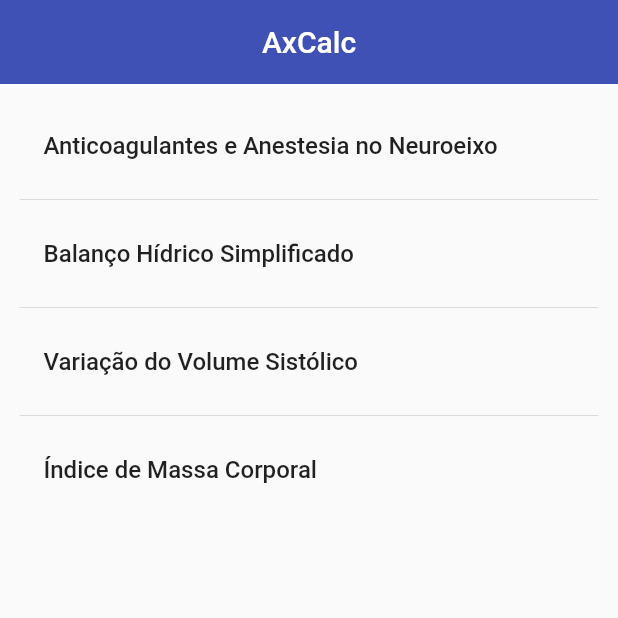
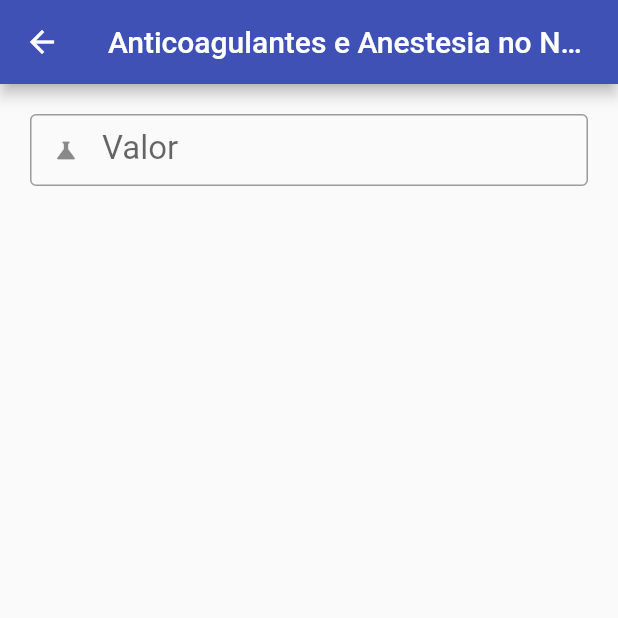
Before and after one commit to patrickkaic/AxCalc, a Flutter app: the screen it shows after launch, after a tap on "Anticoagulantes e Anestesia no Neuroeixo", on a phone screen of 412 x 824 dp, the top half of it. Run offline on Flutter 3.47's test engine with Material 2 defaults, Android fonts, the phone set to English and light mode, and no system bars.

Commit message:
added inputs and navigators

```diff
--- a/lib/home_page.dart
+++ b/lib/home_page.dart
@@ -1,4 +1,5 @@
 // ignore_for_file: prefer_const_constructors, unnecessary_import, implementation_imports, unused_import, prefer_const_constructors_in_immutables, use_key_in_widget_constructors, avoid_print
+import 'package:axcalc/pages/page_1.dart';
 import 'package:flutter/material.dart';
 import 'package:flutter/src/widgets/container.dart';
 import 'package:flutter/src/widgets/framework.dart';
@@ -56,6 +57,14 @@ class _HomePageState extends State<HomePage> {
     }
   }
 
+  showDetails(items) {
+    Navigator.push(
+        context,
+        MaterialPageRoute(
+          builder: (context) => PageDetails(items: items),
+        ));
+  }
+
   @override
   Widget build(BuildContext context) {
     return Scaffold(
@@ -79,14 +88,13 @@ class _HomePageState extends State<HomePage> {
             selected: select.contains(items[index]),
             selectedTileColor: Colors.blue[50],
             onLongPress: (() {
-              setState(
-                () {
-                  (select.contains(items[index]))
-                      ? select.remove(items[index])
-                      : select.add(items[index]);
-                },
-              );
+              setState(() {
+                (select.contains(items[index]))
+                    ? select.remove(items[index])
+                    : select.add(items[index]);
+              });
             }),
+            onTap: () => showDetails(items[index]),
           );
         }),
         separatorBuilder: ((context, index) => const Divider()),
--- /dev/null
+++ b/lib/pages/page_1.dart
@@ -0,0 +1,54 @@
+// ignore_for_file: prefer_const_constructors_in_immutables, must_be_immutable, prefer_typing_uninitialized_variables, prefer_const_literals_to_create_immutables, sort_child_properties_last, prefer_const_constructors
+
+import 'package:flutter/material.dart';
+import 'package:flutter/services.dart';
+
+class PageDetails extends StatefulWidget {
+  final items;
+  PageDetails({Key? key, required this.items}) : super(key: key);
+  @override
+  State<PageDetails> createState() => _PageDetailsState();
+}
+
+class _PageDetailsState extends State<PageDetails> {
+  final _form = GlobalKey<FormState>();
+  final _value = TextEditingController();
+
+  @override
+  Widget build(BuildContext context) {
+    return Scaffold(
+      appBar: AppBar(
+        title: Text(widget.items),
+      ),
+      body: Column(
+        children: [
+          Form(
+            child: Padding(
+              padding: const EdgeInsets.all(20.0),
+              child: TextFormField(
+                controller: _value,
+                style: TextStyle(fontSize: 22),
+                decoration: InputDecoration(
+                  contentPadding: EdgeInsets.symmetric(vertical: 10),
+                  isDense: true,
+                  border: OutlineInputBorder(),
+                  labelText: 'Valor',
+                  prefixIcon: Icon(Icons.science),
+                ),
+                key: _form,
+                keyboardType: TextInputType.number,
+                inputFormatters: [FilteringTextInputFormatter.digitsOnly],
+                validator: (value) {
+                  if (value!.isEmpty) {
+                    return 'Informe um valor para prosseguir';
+                  }
+                  return null;
+                },
+              ),
+            ),
+          )
+        ],
+      ),
+    );
+  }
+}
```
